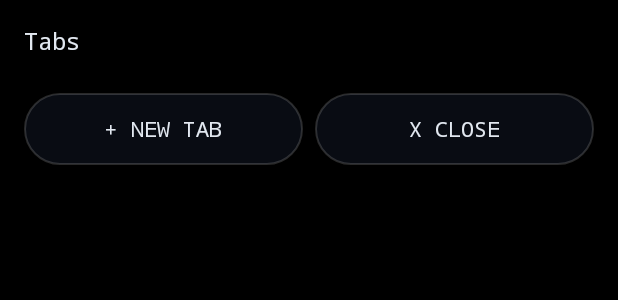
After one commit to Rezerox39/ascii-tab-browser, an Android app: the layout dialog_tab_switcher.xml on its own in the app's theme, with its tools: preview values and no code run, on a phone screen of 412 x 824 dp. The commit adds this screen. Shown: the top 300 px of the screen. Run offline under Robolectric (Android 15) with nearby library versions, the phone set to English and light mode, and no system bars.

Commit message:
Apply AMOLED glass UI: newtab redesign, splash, glass dialogs, keyboard-aware dock

```diff
--- a/app/src/main/AndroidManifest.xml
+++ b/app/src/main/AndroidManifest.xml
@@ -6,7 +6,7 @@
     <application
         android:allowBackup="true"
         android:label="AsciiTab"
-        android:theme="@style/Theme.AppCompat.Light.NoActionBar"
+        android:theme="@style/Theme.AsciiTab"
         android:icon="@mipmap/ic_launcher"
         android:roundIcon="@mipmap/ic_launcher_round">
 
--- /dev/null
+++ b/app/src/main/res/drawable/bg_glass_dialog.xml
@@ -0,0 +1,7 @@
+<?xml version="1.0" encoding="utf-8"?>
+<shape xmlns:android="http://schemas.android.com/apk/res/android"
+    android:shape="rectangle">
+    <solid android:color="#C70B0F17" />
+    <stroke android:width="1dp" android:color="#29FFFFFF" />
+    <corners android:radius="24dp" />
+</shape>
--- /dev/null
+++ b/app/src/main/res/drawable/bg_glass_pill.xml
@@ -0,0 +1,7 @@
+<?xml version="1.0" encoding="utf-8"?>
+<shape xmlns:android="http://schemas.android.com/apk/res/android"
+    android:shape="rectangle">
+    <solid android:color="#CC0C1018" />
+    <stroke android:width="1dp" android:color="#29FFFFFF" />
+    <corners android:radius="999dp" />
+</shape>
--- /dev/null
+++ b/app/src/main/res/layout/dialog_tab_switcher.xml
@@ -0,0 +1,54 @@
+<?xml version="1.0" encoding="utf-8"?>
+<LinearLayout xmlns:android="http://schemas.android.com/apk/res/android"
+    android:layout_width="match_parent"
+    android:layout_height="wrap_content"
+    android:orientation="vertical"
+    android:padding="16dp">
+
+    <TextView
+        android:layout_width="wrap_content"
+        android:layout_height="wrap_content"
+        android:text="Tabs"
+        android:textColor="#E2E8F0"
+        android:fontFamily="monospace"
+        android:textSize="16sp"
+        android:paddingBottom="12dp" />
+
+    <ScrollView
+        android:layout_width="match_parent"
+        android:layout_height="0dp"
+        android:layout_weight="1"
+        android:maxHeight="400dp">
+        <LinearLayout
+            android:id="@+id/tabListContainer"
+            android:layout_width="match_parent"
+            android:layout_height="wrap_content"
+            android:orientation="vertical" />
+    </ScrollView>
+
+    <LinearLayout
+        android:layout_width="match_parent"
+        android:layout_height="wrap_content"
+        android:orientation="horizontal"
+        android:paddingTop="12dp">
+        <Button
+            android:id="@+id/newTabBtn"
+            android:layout_width="0dp"
+            android:layout_height="wrap_content"
+            android:layout_weight="1"
+            android:text="+ NEW TAB"
+            android:fontFamily="monospace"
+            android:background="@drawable/bg_glass_pill"
+            android:textColor="#E2E8F0" />
+        <Button
+            android:id="@+id/closeTabBtn"
+            android:layout_width="0dp"
+            android:layout_height="wrap_content"
+            android:layout_weight="1"
+            android:text="X CLOSE"
+            android:fontFamily="monospace"
+            android:background="@drawable/bg_glass_pill"
+            android:textColor="#E2E8F0"
+            android:layout_marginStart="8dp" />
+    </LinearLayout>
+</LinearLayout>
--- a/app/src/main/res/values/colors.xml
+++ b/app/src/main/res/values/colors.xml
@@ -3,4 +3,5 @@
     <color name="ic_launcher_background">#000000</color>
     <color name="accent">#9fd8ff</color>
     <color name="panel_bg">#CC111111</color>
+    <color name="amole_bg">#000000</color>
 </resources>
--- /dev/null
+++ b/app/src/main/res/values/styles.xml
@@ -0,0 +1,20 @@
+<?xml version="1.0" encoding="utf-8"?>
+<resources>
+    <style name="Theme.AsciiTab" parent="Theme.AppCompat.NoActionBar">
+        <item name="android:windowBackground">@color/amole_bg</item>
+        <item name="android:statusBarColor">#000000</item>
+        <item name="android:navigationBarColor">#000000</item>
+        <item name="android:windowSoftInputMode">adjustResize</item>
+        <item name="popupMenuStyle">@style/PopupMenu.AsciiTab</item>
+    </style>
+
+    <style name="PopupMenu.AsciiTab" parent="Widget.AppCompat.PopupMenu">
+        <item name="android:popupBackground">@drawable/bg_glass_dialog</item>
+        <item name="android:textColor">#E2E8F0</item>
+    </style>
+
+    <style name="GlassDialog" parent="Theme.AppCompat.Dialog">
+        <item name="android:windowBackground">@drawable/bg_glass_dialog</item>
+        <item name="android:windowNoTitle">true</item>
+    </style>
+</resources>
```
Also changed, not shown: app/src/main/java/com/abhi/asciitab/MainActivity.kt (+46 -8 lines), app/src/main/res/layout/activity_main.xml (+8 -2 lines), 1 other file.
